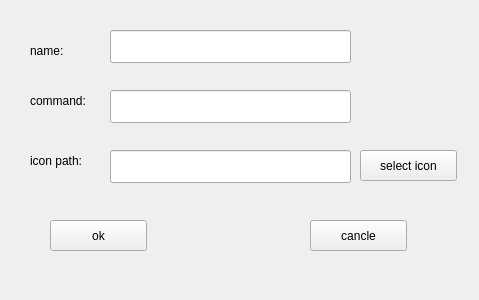
First picture: the form in addwindow.ui, repository ganger/linux_quick_launch_tool, before the edit.
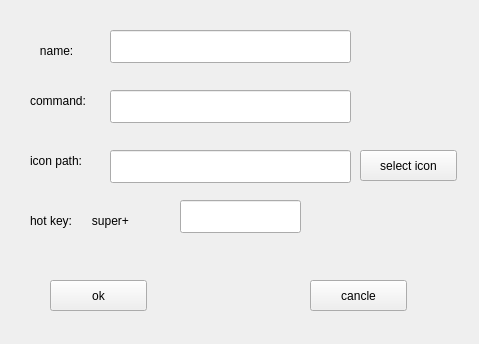
Second picture: the form after the edit.

What changed in the file:
```diff
--- a/addwindow.ui
+++ b/addwindow.ui
@@ -7,7 +7,7 @@
     <x>0</x>
     <y>0</y>
     <width>479</width>
-    <height>300</height>
+    <height>344</height>
    </rect>
   </property>
   <property name="windowTitle">
@@ -23,7 +23,7 @@
     </rect>
    </property>
    <property name="text">
-    <string>name:</string>
+    <string>   name:</string>
    </property>
   </widget>
   <widget class="QLabel" name="label_2">
@@ -99,7 +99,7 @@
    <property name="geometry">
     <rect>
      <x>50</x>
-     <y>220</y>
+     <y>280</y>
      <width>97</width>
      <height>31</height>
     </rect>
@@ -112,7 +112,7 @@
    <property name="geometry">
     <rect>
      <x>310</x>
-     <y>220</y>
+     <y>280</y>
      <width>97</width>
      <height>31</height>
     </rect>
@@ -121,6 +121,40 @@
     <string>cancle</string>
    </property>
   </widget>
+  <widget class="QLabel" name="label_4">
+   <property name="geometry">
+    <rect>
+     <x>30</x>
+     <y>210</y>
+     <width>161</width>
+     <height>21</height>
+    </rect>
+   </property>
+   <property name="text">
+    <string>hot key:      super+</string>
+   </property>
+  </widget>
+  <widget class="QLineEdit" name="keyText">
+   <property name="geometry">
+    <rect>
+     <x>180</x>
+     <y>200</y>
+     <width>121</width>
+     <height>33</height>
+    </rect>
+   </property>
+  </widget>
+  <zorder>keyText</zorder>
+  <zorder>label</zorder>
+  <zorder>label_2</zorder>
+  <zorder>label_3</zorder>
+  <zorder>nameText</zorder>
+  <zorder>commandText</zorder>
+  <zorder>iconText</zorder>
+  <zorder>selectButton</zorder>
+  <zorder>okButton</zorder>
+  <zorder>cancleButton</zorder>
+  <zorder>label_4</zorder>
  </widget>
  <resources/>
  <connections/>
```
